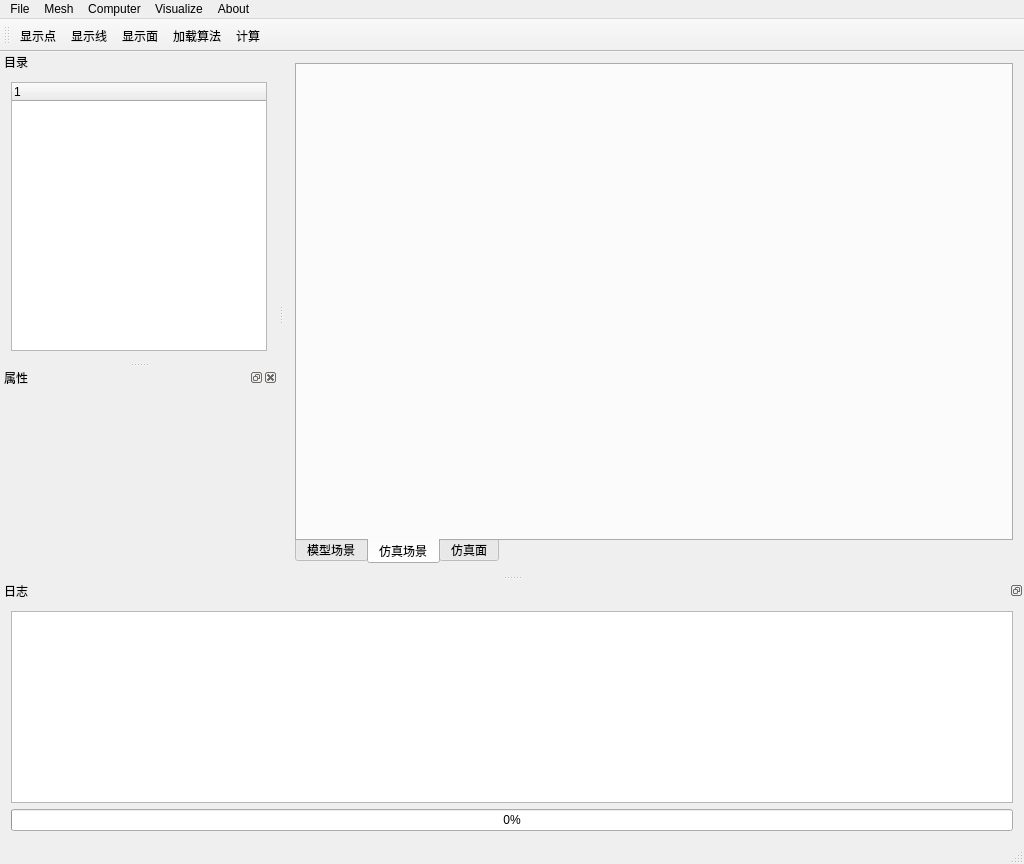
Old version of the form SCS_openMesh/SCS_openMesh/mainwindow.ui in the repository joilee/MCV_Platform.
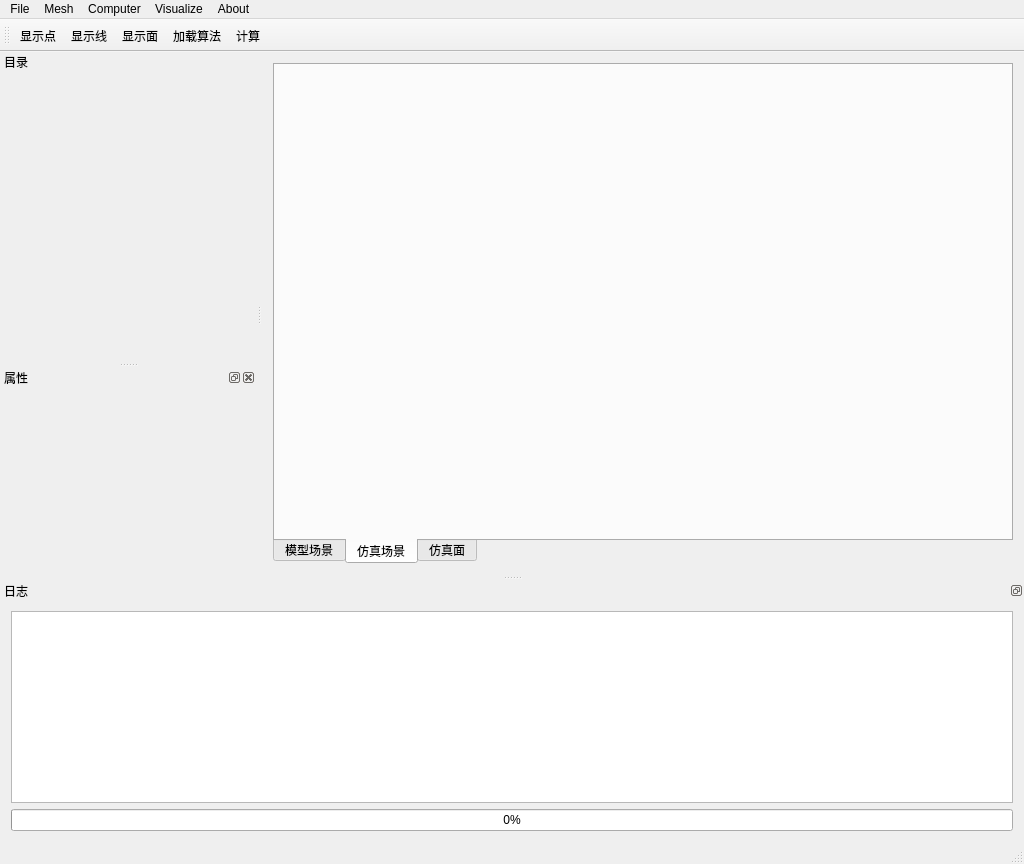
New version of the form. Icons and pictures are not drawn. Custom widgets are drawn as their Qt base class.

Diff of the .ui file:
```diff
--- a/SCS_openMesh/SCS_openMesh/mainwindow.ui
+++ b/SCS_openMesh/SCS_openMesh/mainwindow.ui
@@ -205,19 +205,7 @@
    <widget class="QWidget" name="dockWidgetContents_2">
     <layout class="QVBoxLayout" name="verticalLayout_5">
      <item>
-      <widget class="QTreeWidget" name="treeWidget_project">
-       <property name="minimumSize">
-        <size>
-         <width>0</width>
-         <height>200</height>
-        </size>
-       </property>
-       <column>
-        <property name="text">
-         <string notr="true">1</string>
-        </property>
-       </column>
-      </widget>
+      <widget class="catalogWidget" name="catalog" native="true"/>
      </item>
     </layout>
    </widget>
@@ -410,6 +398,12 @@
    <header>scsLocalModelGLWidget.h</header>
    <container>1</container>
   </customwidget>
+  <customwidget>
+   <class>catalogWidget</class>
+   <extends>QWidget</extends>
+   <header>catalogWidget/catalogwidget.h</header>
+   <container>1</container>
+  </customwidget>
  </customwidgets>
  <resources>
   <include location="mainwindow.qrc"/>
```
